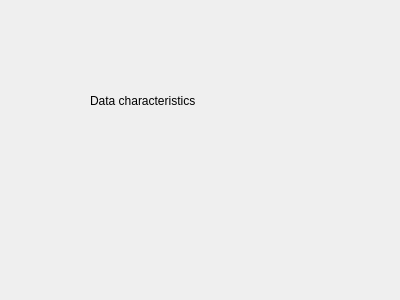
Before: the Qt Designer form QtBrainChartGUI/plugins/datacharacteristics/datacharacteristics.ui in CBICA/niCHART, drawn with Qt 5.
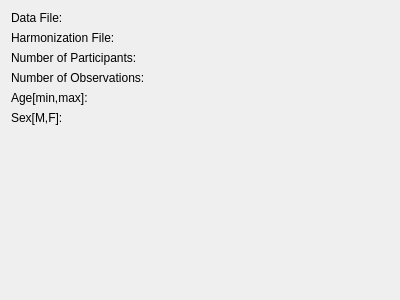
After: the same form once the commit is applied.

Commit message: Add data characteristics plugin

What changed in the file:
```diff
--- a/QtBrainChartGUI/plugins/datacharacteristics/datacharacteristics.ui
+++ b/QtBrainChartGUI/plugins/datacharacteristics/datacharacteristics.ui
@@ -13,19 +13,105 @@
   <property name="windowTitle">
    <string>Form</string>
   </property>
-  <widget class="QLabel" name="label">
-   <property name="geometry">
-    <rect>
-     <x>90</x>
-     <y>60</y>
-     <width>171</width>
-     <height>81</height>
-    </rect>
-   </property>
-   <property name="text">
-    <string>Data characteristics</string>
-   </property>
-  </widget>
+  <layout class="QGridLayout" name="gridLayout">
+   <item row="2" column="0">
+    <widget class="QLabel" name="numParticipants_label">
+     <property name="text">
+      <string>Number of Participants:</string>
+     </property>
+    </widget>
+   </item>
+   <item row="5" column="1">
+    <widget class="QLabel" name="sexValue_label">
+     <property name="text">
+      <string/>
+     </property>
+    </widget>
+   </item>
+   <item row="2" column="1">
+    <widget class="QLabel" name="numParticipantsValue_label">
+     <property name="text">
+      <string/>
+     </property>
+    </widget>
+   </item>
+   <item row="3" column="0">
+    <widget class="QLabel" name="numObservations_label">
+     <property name="text">
+      <string>Number of Observations:</string>
+     </property>
+    </widget>
+   </item>
+   <item row="4" column="0">
+    <widget class="QLabel" name="age_label">
+     <property name="text">
+      <string>Age[min,max]:</string>
+     </property>
+    </widget>
+   </item>
+   <item row="1" column="0">
+    <widget class="QLabel" name="harmonizationfile_label">
+     <property name="text">
+      <string>Harmonization File:</string>
+     </property>
+    </widget>
+   </item>
+   <item row="1" column="1">
+    <widget class="QLabel" name="harmonizationfileValue_label">
+     <property name="text">
+      <string/>
+     </property>
+    </widget>
+   </item>
+   <item row="5" column="0">
+    <widget class="QLabel" name="sex_label">
+     <property name="text">
+      <string>Sex[M,F]:</string>
+     </property>
+    </widget>
+   </item>
+   <item row="0" column="0">
+    <widget class="QLabel" name="datafile_label">
+     <property name="text">
+      <string>Data File:</string>
+     </property>
+    </widget>
+   </item>
+   <item row="0" column="1">
+    <widget class="QLabel" name="datafileValue_label">
+     <property name="text">
+      <string/>
+     </property>
+    </widget>
+   </item>
+   <item row="3" column="1">
+    <widget class="QLabel" name="numObservationsValue_label">
+     <property name="text">
+      <string/>
+     </property>
+    </widget>
+   </item>
+   <item row="4" column="1">
+    <widget class="QLabel" name="ageValue_label">
+     <property name="text">
+      <string/>
+     </property>
+    </widget>
+   </item>
+   <item row="6" column="0">
+    <spacer name="verticalSpacer">
+     <property name="orientation">
+      <enum>Qt::Vertical</enum>
+     </property>
+     <property name="sizeHint" stdset="0">
+      <size>
+       <width>20</width>
+       <height>40</height>
+      </size>
+     </property>
+    </spacer>
+   </item>
+  </layout>
  </widget>
  <resources/>
  <connections/>
```
The commit also changes 3 other files.
